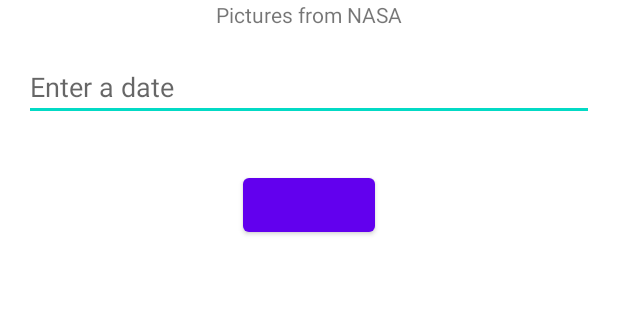
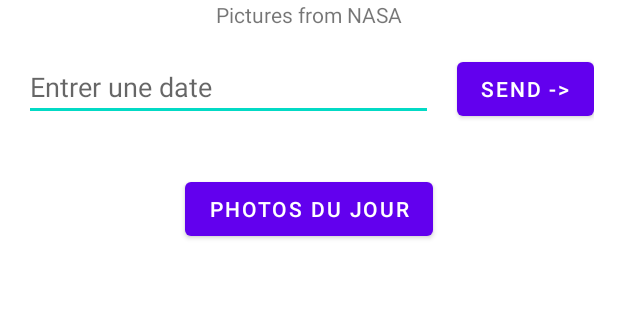
Before and after one commit to sebtex1/AndroidProjetST, an Android app: the screen it shows after launch (HomeActivity), on a phone screen of 412 x 824 dp, the part 365-685 px from its top. Run offline under Robolectric (Android 15) with nearby library versions, the light colour scheme and no system bars.

Commit message:
données brute remplacer par des string

```diff
--- a/app/src/main/res/layout/activity_home.xml
+++ b/app/src/main/res/layout/activity_home.xml
@@ -26,15 +26,22 @@
     <LinearLayout
         android:orientation="horizontal"
         android:layout_width="match_parent"
-        android:layout_height="wrap_content">
+        android:layout_height="wrap_content"
+        android:layout_marginTop="16dp">
 
         <EditText
-            android:layout_marginTop="16dp"
             android:inputType="date"
+            android:id="@+id/idDate"
             android:layout_weight="1"
             android:layout_width="0dp"
             android:layout_height="wrap_content"
-            android:hint="Enter a date"
+            android:hint="@string/date_hint"
+            />
+        <Button
+            android:layout_width="wrap_content"
+            android:layout_height="wrap_content"
+            android:layout_marginLeft="16dp"
+            android:text="@string/button_date"
             />
 
     </LinearLayout>
@@ -43,7 +50,7 @@
         android:layout_width="wrap_content"
         android:layout_height="wrap_content"
         android:layout_gravity="center"
-        tools:text="Picture of the day"
+        android:text="@string/button_text"
         android:layout_marginTop="32dp"
         />
 
--- a/app/src/main/res/values/strings.xml
+++ b/app/src/main/res/values/strings.xml
@@ -1,3 +1,6 @@
 <resources>
     <string name="app_name">Android Projet ST</string>
+    <string name="date_hint">Entrer une date</string>
+    <string name="button_text">Photos du jour</string>
+    <string name="button_date">send -></string>
 </resources>
```
